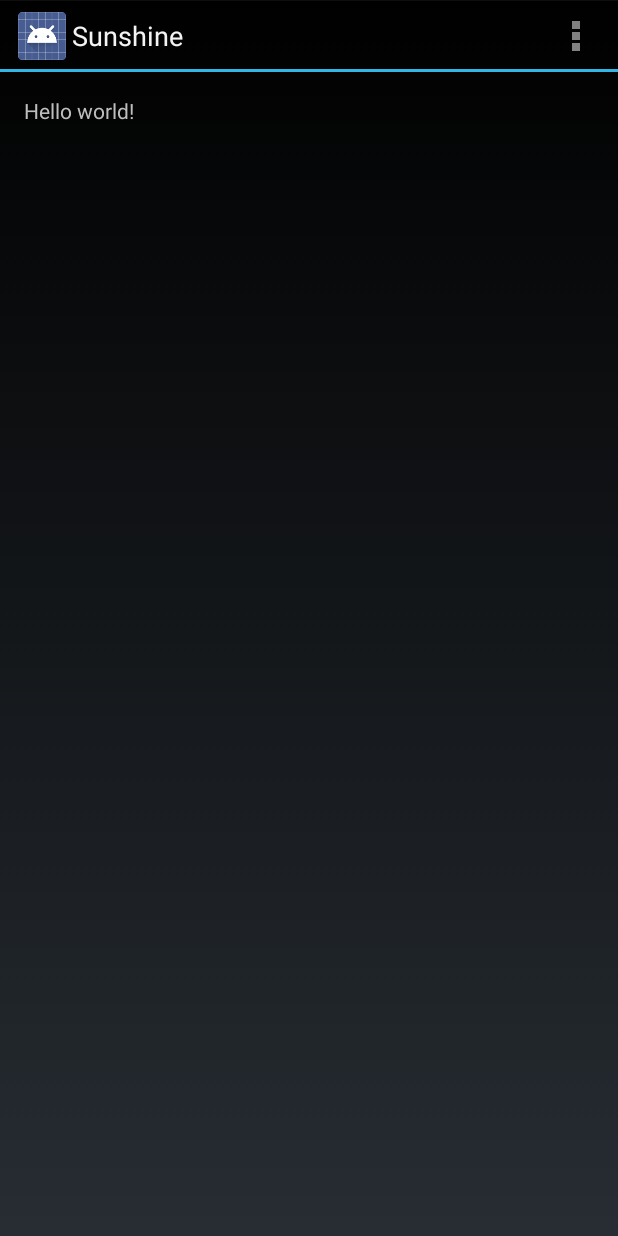
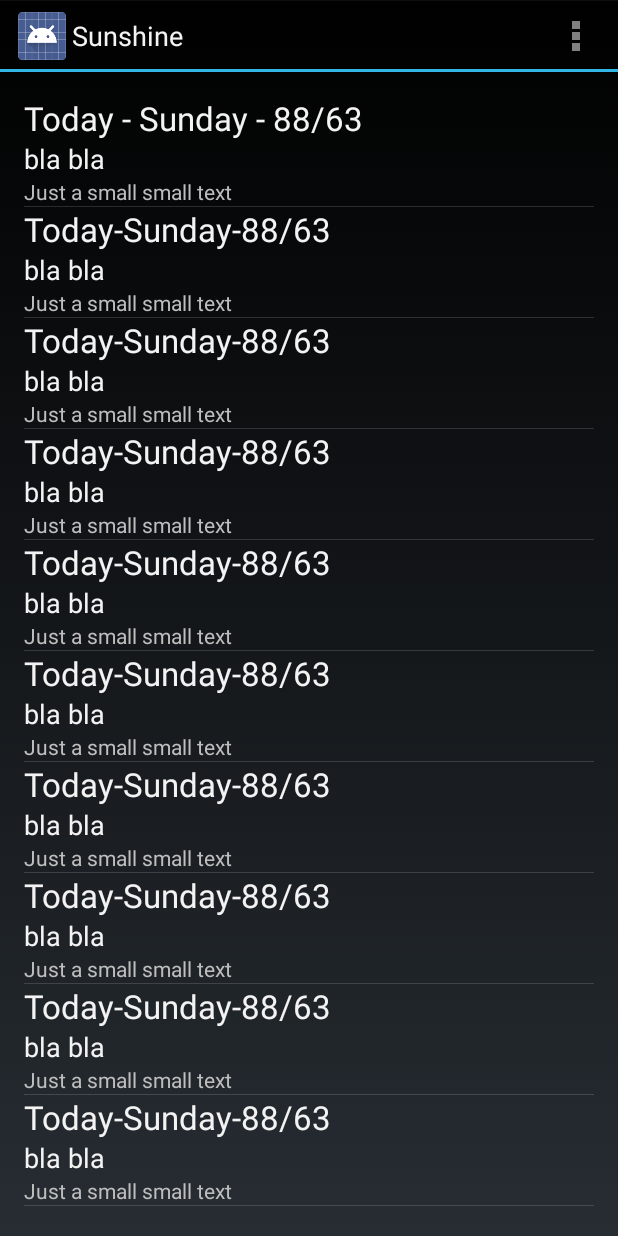
Before and after one commit to MulderPu/TesingAndriodApps, an Android app: the screen it shows after launch (MainActivity), on a phone screen of 412 x 824 dp. Run offline under Robolectric (Android 15) with nearby library versions, the phone set to English and light mode, and no system bars.

Commit message:
Update listview

```diff
--- a/Sunshine/app/src/main/java/app/com/example/mulder/sunshine/app/MainActivityFragment.java
+++ b/Sunshine/app/src/main/java/app/com/example/mulder/sunshine/app/MainActivityFragment.java
@@ -5,11 +5,18 @@ import android.os.Bundle;
 import android.view.LayoutInflater;
 import android.view.View;
 import android.view.ViewGroup;
+import android.widget.ArrayAdapter;
+import android.widget.ListView;
+import java.util.ArrayList;
+import java.util.Arrays;
+import java.util.List;
 
 /**
  * A placeholder fragment containing a simple view.
  */
 public class MainActivityFragment extends Fragment {
+
+    private ArrayAdapter<String> mForecastAdapter;
 
     public MainActivityFragment() {
     }
@@ -17,6 +24,45 @@ public class MainActivityFragment extends Fragment {
     @Override
     public View onCreateView(LayoutInflater inflater, ViewGroup container,
                              Bundle savedInstanceState) {
-        return inflater.inflate(R.layout.fragment_main, container, false);
+
+        String[] forecastArray = {
+                "Today - Sunday - 88/63",
+                "Today-Sunday-88/63",
+                "Today-Sunday-88/63",
+                "Today-Sunday-88/63",
+                "Today-Sunday-88/63",
+                "Today-Sunday-88/63",
+                "Today-Sunday-88/63",
+                "Today-Sunday-88/63",
+                "Today-Sunday-88/63",
+                "Today-Sunday-88/63",
+                "Today-Sunday-88/63",
+                "Today-Sunday-88/63",
+                "Today-Sunday-88/63",
+                "Today-Sunday-88/63",
+                "Today-Sunday-88/63",
+                "Today-Sunday-88/63"
+        };
+
+        List<String> weekForecast = new ArrayList<String>(
+                Arrays.asList(forecastArray)
+        );
+
+        mForecastAdapter = new ArrayAdapter<String>(
+                getActivity(),
+                R.layout.list_item_forecast,
+                R.id.list_item_forecast_textview,
+                weekForecast
+        );
+
+        View rootView = inflater.inflate(R.layout.fragment_main, container, false);
+
+        ListView listView = (ListView) rootView.findViewById(
+                R.id.list_item_forecast_textview
+        );
+
+        listView.setAdapter(mForecastAdapter);
+
+        return rootView;
     }
 }
--- a/Sunshine/app/src/main/res/layout/fragment_main.xml
+++ b/Sunshine/app/src/main/res/layout/fragment_main.xml
@@ -1,11 +1,18 @@
-<RelativeLayout xmlns:android="http://schemas.android.com/apk/res/android"
-    xmlns:tools="http://schemas.android.com/tools" android:layout_width="match_parent"
-    android:layout_height="match_parent" android:paddingLeft="@dimen/activity_horizontal_margin"
+<FrameLayout xmlns:android="http://schemas.android.com/apk/res/android"
+    xmlns:tools="http://schemas.android.com/tools"
+    android:layout_width="match_parent"
+    android:layout_height="match_parent"
+    android:paddingLeft="@dimen/activity_horizontal_margin"
     android:paddingRight="@dimen/activity_horizontal_margin"
     android:paddingTop="@dimen/activity_vertical_margin"
-    android:paddingBottom="@dimen/activity_vertical_margin" tools:context=".MainActivityFragment">
+    android:paddingBottom="@dimen/activity_vertical_margin"
+    tools:context=".MainActivityFragment">
 
-    <TextView android:text="@string/hello_world" android:layout_width="wrap_content"
-        android:layout_height="wrap_content" />
+    <ListView
+        android:layout_width="wrap_content"
+        android:layout_height="wrap_content"
+        android:id="@+id/list_item_forecast_textview">
 
-</RelativeLayout>
+    </ListView>
+
+</FrameLayout>
--- /dev/null
+++ b/Sunshine/app/src/main/res/layout/list_item_forecast.xml
@@ -0,0 +1,27 @@
+<?xml version="1.0" encoding="utf-8"?>
+<LinearLayout xmlns:android="http://schemas.android.com/apk/res/android"
+    android:orientation="vertical" android:layout_width="match_parent"
+    android:layout_height="match_parent">
+
+    <TextView
+        android:layout_width="wrap_content"
+        android:layout_height="wrap_content"
+        android:textAppearance="?android:attr/textAppearanceLarge"
+        android:text="Today - Sunday - 88 /63"
+        android:id="@+id/list_item_forecast_textview" />
+
+    <TextView
+        android:layout_width="wrap_content"
+        android:layout_height="wrap_content"
+        android:textAppearance="?android:attr/textAppearanceLargePopupMenu"
+        android:text="bla bla"
+        android:id="@+id/textView" />
+
+    <TextView
+        android:layout_width="wrap_content"
+        android:layout_height="wrap_content"
+        android:textAppearance="?android:attr/textAppearanceSmall"
+        android:text="Just a small small text"
+        android:id="@+id/textView2" />
+
+</LinearLayout>
```
